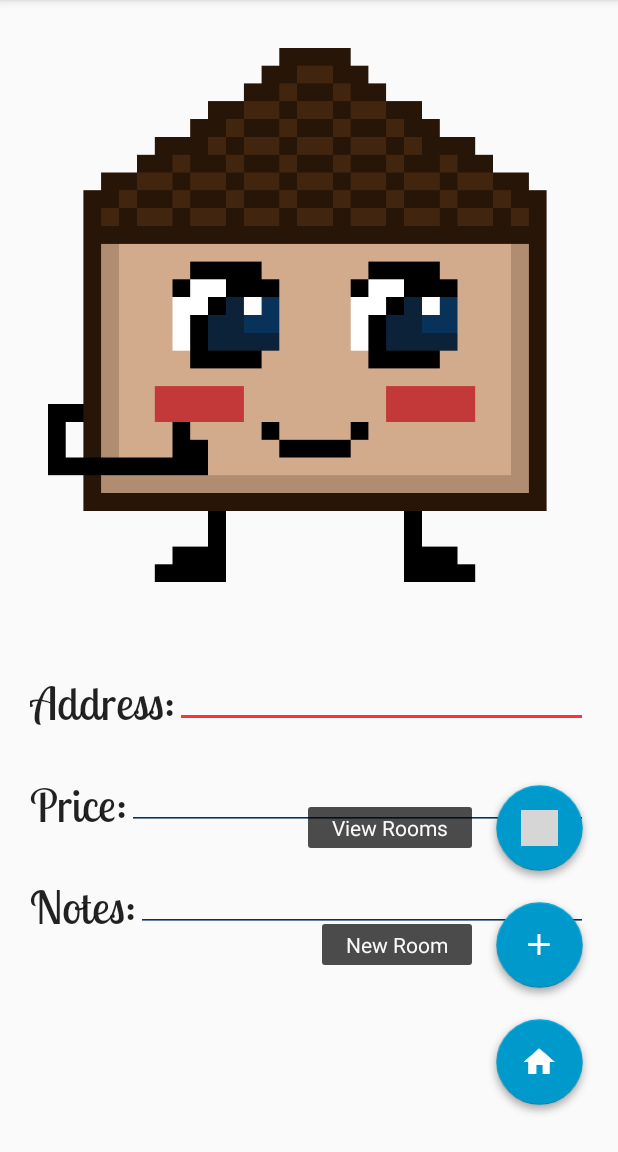
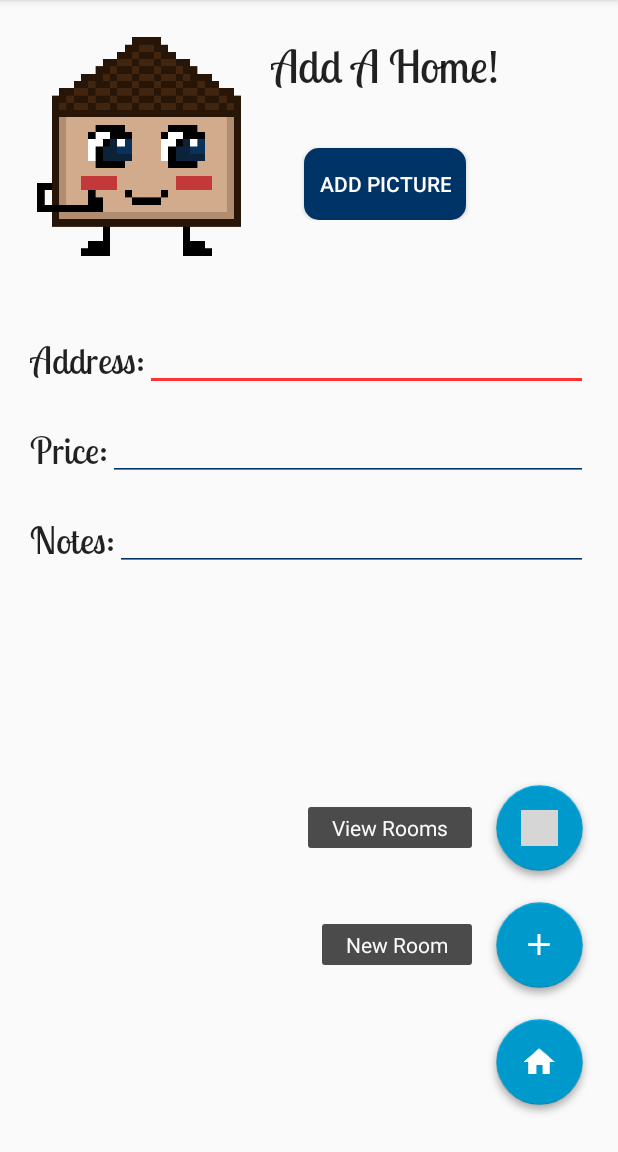
Before and after one commit to dmhartsook/Contenant, an Android app: the AddHomeActivity screen opened directly, with no data from a screen before it, after a tap on an icon or button, on a phone screen of 412 x 824 dp, the part 84-1236 px from its top. Run offline under Robolectric (Android 15) with nearby library versions, the phone set to English and light mode, and no system bars; plain views replace AutofitTextView.

Commit message:
fixed sizing for edit home

```diff
--- a/app/src/main/res/layout/activity_add_home.xml
+++ b/app/src/main/res/layout/activity_add_home.xml
@@ -18,8 +18,8 @@
                 android:id="@+id/home_image"
                 android:paddingTop="20dp"
                 android:paddingLeft="20dp"
-                android:layout_width="400dp"
-                android:layout_height="400dp"
+                android:layout_width="175dp"
+                android:layout_height="175dp"
                 android:src="@drawable/home5"
                 android:layout_alignParentTop="true"
                 android:layout_alignParentLeft="true"/>
@@ -30,8 +30,8 @@
                 android:gravity="center"
                 android:layout_toRightOf="@+id/home_image"
                 android:orientation="vertical"
-                android:layout_marginTop="50dp"
-                android:layout_marginLeft="20dp">
+                android:layout_marginTop="25dp"
+                android:layout_marginLeft="5dp">
 
                 <me.grantland.widget.AutofitTextView
                     android:layout_width="wrap_content"
@@ -40,14 +40,14 @@
                     android:id="@+id/home_title"
                     android:textAppearance="?android:attr/textAppearanceLarge"
                     android:text="@string/add_home"
-                    android:textSize="50sp"
+                    android:textSize="30sp"
                     />
 
                 <Button
-                    android:layout_marginTop="100dp"
+                    android:layout_marginTop="35dp"
                     android:layout_width="wrap_content"
                     android:padding="10dp"
-                    android:textSize="30sp"
+                    android:textSize="14sp"
                     android:singleLine="true"
                     android:layout_height="wrap_content"
                     android:background="@drawable/mybutton"
@@ -66,7 +66,7 @@
                 android:singleLine="true"
                 android:textAppearance="?android:attr/textAppearanceLarge"
                 android:text="@string/address"
-                android:textSize="30sp"
+                android:textSize="24sp"
                 />
 
             <EditText
@@ -75,9 +75,10 @@
                 android:layout_width="match_parent"
                 android:layout_height="wrap_content"
                 android:id="@+id/edit_address"
+                android:layout_below="@id/home_image"
                 android:clickable="true"
                 android:focusableInTouchMode="true"
-                android:layout_below="@id/home_image"
+                android:inputType="textPostalAddress"
                 android:layout_toRightOf="@id/home_address"
                 android:theme="@style/MyEditText"/>
 
@@ -91,7 +92,7 @@
                 android:singleLine="true"
                 android:textAppearance="?android:attr/textAppearanceLarge"
                 android:text="@string/price"
-                android:textSize="30sp"
+                android:textSize="24sp"
                 />
 
             <EditText
@@ -100,9 +101,9 @@
                 android:layout_width="match_parent"
                 android:layout_height="wrap_content"
                 android:id="@+id/edit_price"
+                android:layout_below="@id/home_address"
                 android:clickable="true"
                 android:focusableInTouchMode="true"
-                android:layout_below="@id/home_address"
                 android:layout_toRightOf="@id/home_price"
                 android:inputType="number"
                 android:theme="@style/MyEditText"/>
@@ -117,7 +118,7 @@
                 android:singleLine="true"
                 android:textAppearance="?android:attr/textAppearanceLarge"
                 android:text="@string/notes"
-                android:textSize="30sp"
+                android:textSize="24sp"
                 />
 
             <EditText
```
